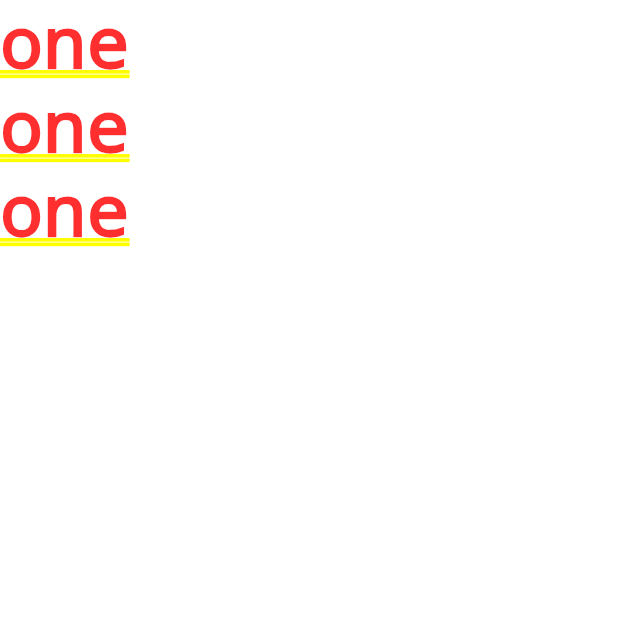
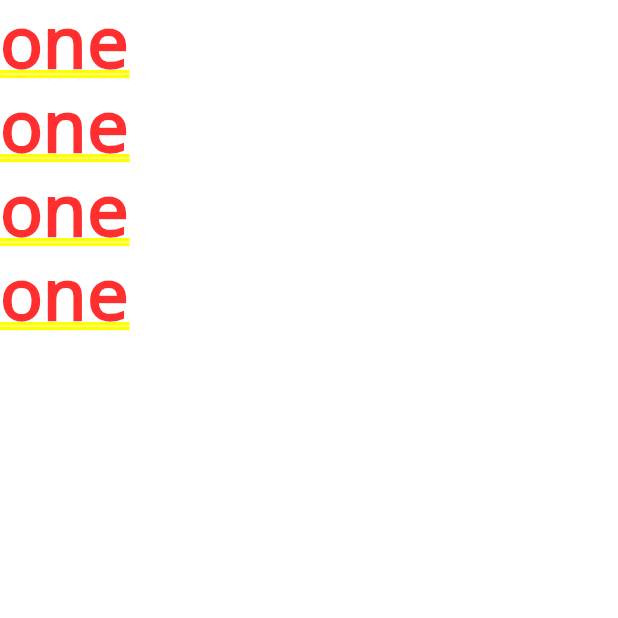
Before and after one commit to elizabethhillman/cmpe137_team4, a Flutter app: the screen it shows after launch, on a phone screen of 412 x 824 dp, the top half of it. Run offline on Flutter 3.47's test engine with Material 2 defaults, Android fonts, the phone set to English and light mode, and no system bars.

Commit message:
update README

```diff
--- a/ekea/lib/main.dart
+++ b/ekea/lib/main.dart
@@ -9,7 +9,7 @@ void main() {
             Text('one'),
             Text('one'),
             Text('one'),
-            // Text('one'),
+            Text('one'),
             // Text('one'),
             // Text('one'),
             // Text('one'),
```
Also changed, not shown: 1 other file.
